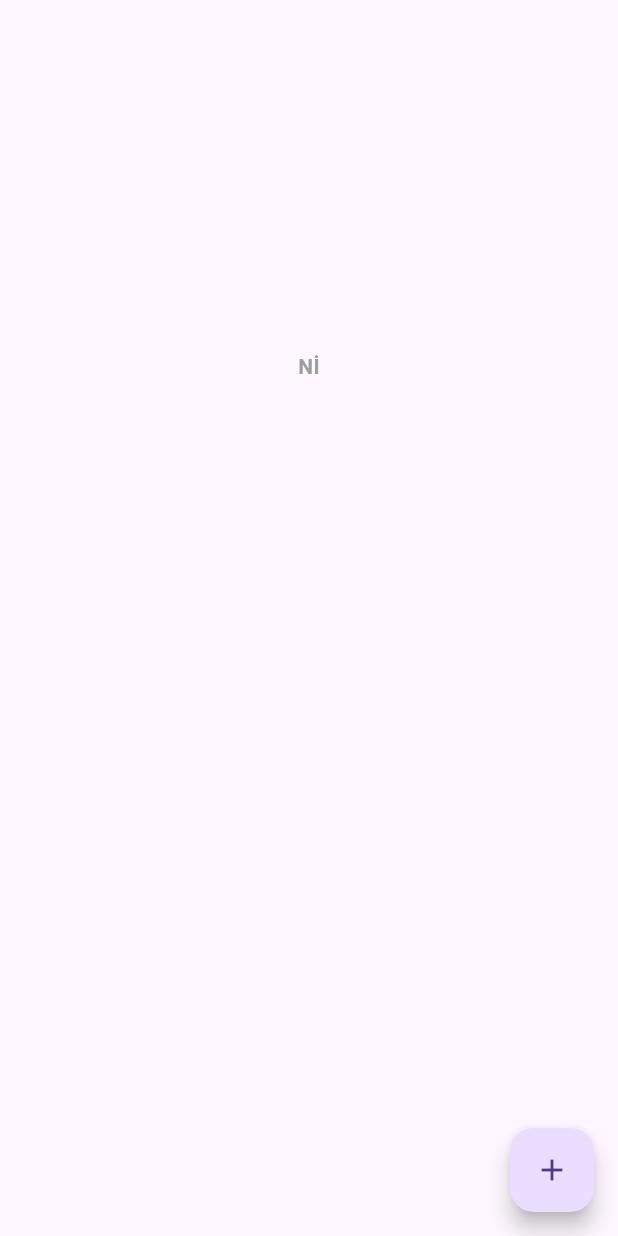
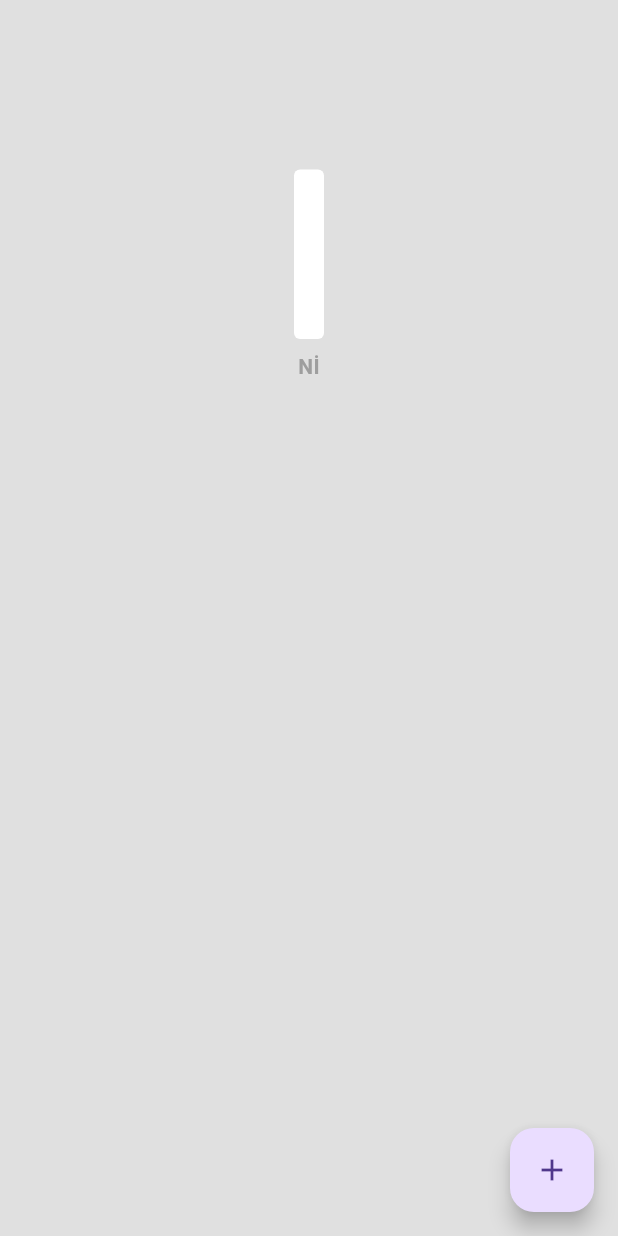
Before and after one commit to selinguz/expenseTracker, a Flutter app: the screen it shows after launch, on a phone screen of 412 x 824 dp. Run offline on Flutter 3.47's test engine with Material 3 defaults, Android fonts, the phone set to English and light mode, and no system bars; drawn by our look-alikes of fl_chart; our stand-ins replace flutter_slidable, isar; accounts and stored records are empty; generated files the repository leaves out were written again.

Commit message:
görsel düzenlemeler yapıldı

```diff
--- a/lib/bar graph/bar_graph.dart
+++ b/lib/bar graph/bar_graph.dart
@@ -85,6 +85,11 @@ class _MyBarGraphState extends State<MyBarGraph> {
                         width: 20,
                         borderRadius: BorderRadius.circular(4),
                         color: Colors.grey.shade800,
+                        backDrawRodData: BackgroundBarChartRodData(
+                          show: true,
+                          toY: 100,
+                          color: Colors.white,
+                        ),
                       ),
                     ],
                   ),
--- a/lib/pages/home_page.dart
+++ b/lib/pages/home_page.dart
@@ -116,6 +116,7 @@ class _MyHomePageState extends State<MyHomePage> {
       //only display the expenses for the current month
       //return UI
       return Scaffold(
+        backgroundColor: Colors.grey.shade300,
         floatingActionButton: FloatingActionButton(
           onPressed: openNewExpenseBox,
           child: const Icon(Icons.add),
```
